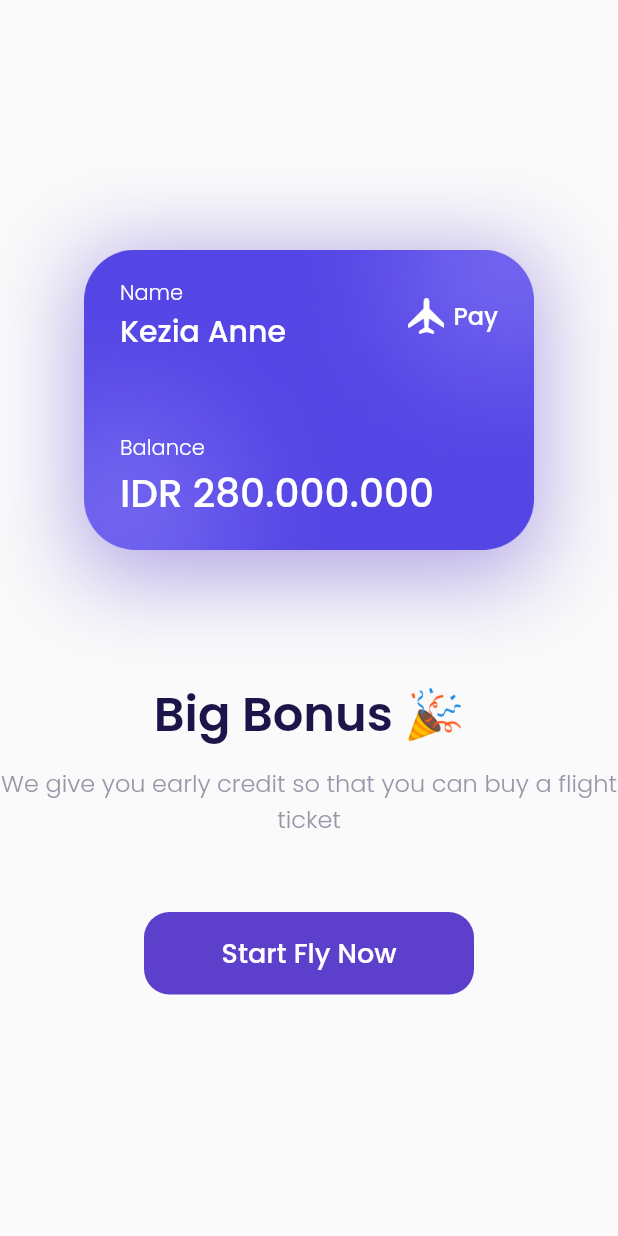
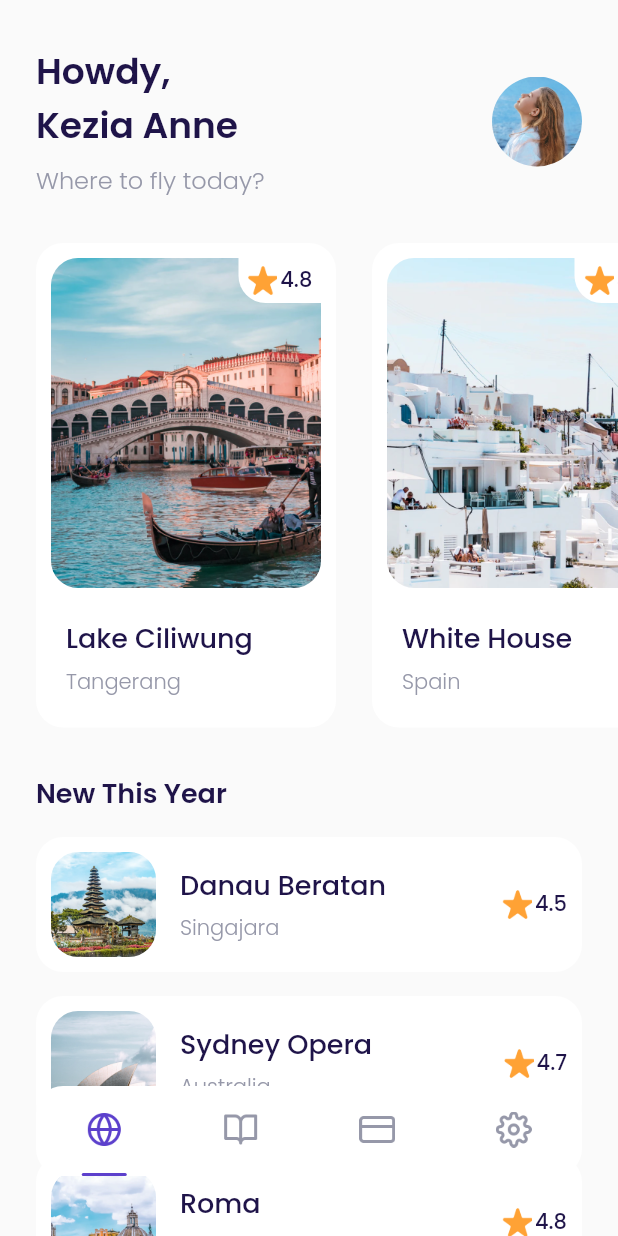
Before and after one commit to alvintriseptia/bwa_travel_app, a Flutter app: the screen it shows after launch, on a phone screen of 412 x 824 dp. Run offline on Flutter 3.47's test engine with Material 2 defaults, Android fonts, the phone set to English and light mode, and no system bars; our stand-ins replace google_fonts.

Commit message:
slicing home page and create reusable widgets

```diff
--- a/lib/main.dart
+++ b/lib/main.dart
@@ -19,7 +19,7 @@ class MyApp extends StatelessWidget {
       debugShowCheckedModeBanner: false,
       routes: {
         '/': (context) => SplashPage(),
-        '/get-started': (context) => BonusPage(),
+        '/get-started': (context) => MainPage(),
         '/sign-up': (context) => SignUpPage(),
         '/bonus': (context) => BonusPage(),
         '/main': (context) => MainPage(),
--- a/lib/ui/pages/bonus_page.dart
+++ b/lib/ui/pages/bonus_page.dart
@@ -1,5 +1,6 @@
 import 'package:flutter/material.dart';
 import 'package:travel_airplane_app/shared/theme.dart';
+import 'package:travel_airplane_app/ui/widgets/custom_button.dart';
 
 class BonusPage extends StatelessWidget {
   const BonusPage({Key? key}) : super(key: key);
@@ -95,23 +96,13 @@ class BonusPage extends StatelessWidget {
     }
 
     Widget StartButton() {
-      return Container(
-        margin: EdgeInsets.only(top: 50),
-        width: 220,
-        height: 55,
-        child: TextButton(
+      return CustomButton(
+          title: "Start Fly Now",
+          width: 220,
+          margin: EdgeInsets.only(top: 50),
           onPressed: () {
             Navigator.of(context).pushNamed('/main');
-          },
-          style: TextButton.styleFrom(
-            backgroundColor: kPrimaryColor,
-            shape: RoundedRectangleBorder(
-                borderRadius: BorderRadius.circular(defaultRadius)),
-          ),
-          child: Text("Start Fly Now",
-              style: whiteTextStyle.copyWith(fontSize: 18, fontWeight: medium)),
-        ),
-      );
+          });
     }
 
     return Scaffold(
--- /dev/null
+++ b/lib/ui/pages/detail_page.dart
@@ -0,0 +1,10 @@
+import 'package:flutter/material.dart';
+
+class DetailPage extends StatelessWidget {
+  const DetailPage({Key? key}) : super(key: key);
+
+  @override
+  Widget build(BuildContext context) {
+    return Container();
+  }
+}
--- a/lib/ui/pages/get_started_page.dart
+++ b/lib/ui/pages/get_started_page.dart
@@ -1,5 +1,6 @@
 import 'package:flutter/material.dart';
 import 'package:travel_airplane_app/shared/theme.dart';
+import 'package:travel_airplane_app/ui/widgets/custom_button.dart';
 
 class GetStartedPage extends StatelessWidget {
   const GetStartedPage({Key? key}) : super(key: key);
@@ -36,28 +37,13 @@ class GetStartedPage extends StatelessWidget {
                 ),
                 textAlign: TextAlign.center,
               ),
-              Container(
+              CustomButton(
+                title: "Get Started",
                 width: 220,
-                height: 55,
                 margin: EdgeInsets.only(top: 50, bottom: 80),
-                child: TextButton(
-                  onPressed: () {
-                    Navigator.pushNamed(context, '/sign-up');
-                  },
-                  style: TextButton.styleFrom(
-                    backgroundColor: kPrimaryColor,
-                    shape: RoundedRectangleBorder(
-                      borderRadius: BorderRadius.circular(defaultRadius),
-                    ),
-                  ),
-                  child: Text(
-                    "Get Started",
-                    style: whiteTextStyle.copyWith(
-                      fontSize: 18,
-                      fontWeight: medium,
-                    ),
-                  ),
-                ),
+                onPressed: () {
+                  Navigator.pushNamed(context, '/sign-up');
+                },
               )
             ],
           )
--- /dev/null
+++ b/lib/ui/pages/home_page.dart
@@ -0,0 +1,125 @@
+import 'package:flutter/material.dart';
+import 'package:travel_airplane_app/shared/theme.dart';
+import 'package:travel_airplane_app/ui/widgets/destination_card.dart';
+import 'package:travel_airplane_app/ui/widgets/destination_tile.dart';
+
+class HomePage extends StatelessWidget {
+  const HomePage({Key? key}) : super(key: key);
+
+  @override
+  Widget build(BuildContext context) {
+    Widget header() {
+      return Container(
+        margin:
+            EdgeInsets.only(left: defaultMargin, right: defaultMargin, top: 30),
+        child: Row(children: [
+          Expanded(
+            child: Column(
+              crossAxisAlignment: CrossAxisAlignment.start,
+              children: [
+                Text('Howdy,\nKezia Anne',
+                    style: blackTextStyle.copyWith(
+                        fontSize: 24,
+                        fontWeight: semiBold,
+                        overflow: TextOverflow.ellipsis)),
+                SizedBox(height: 6),
+                Text('Where to fly today?',
+                    style:
+                        greyTextStyle.copyWith(fontSize: 16, fontWeight: light))
+              ],
+            ),
+          ),
+          Container(
+            width: 60,
+            height: 60,
+            decoration: BoxDecoration(
+                shape: BoxShape.circle,
+                image: DecorationImage(
+                    image: AssetImage('assets/image_profile.png'))),
+          )
+        ]),
+      );
+    }
+
+    Widget popularDestinations() {
+      return Container(
+        margin: EdgeInsets.only(top: 30),
+        child: SingleChildScrollView(
+          scrollDirection: Axis.horizontal,
+          child: Row(children: [
+            DestinationCard(
+                name: 'Lake Ciliwung',
+                city: 'Tangerang',
+                imageUrl: 'assets/image_destination1.png',
+                rating: 4.8),
+            DestinationCard(
+                name: 'White House',
+                city: 'Spain',
+                imageUrl: 'assets/image_destination2.png',
+                rating: 4.7),
+            DestinationCard(
+                name: 'Hill Heyo',
+                city: 'Monaco',
+                imageUrl: 'assets/image_destination3.png',
+                rating: 4.8),
+            DestinationCard(
+                name: 'Menarra',
+                city: 'Japan',
+                imageUrl: 'assets/image_destination4.png',
+                rating: 5.0),
+            DestinationCard(
+                name: 'Payung Teduh',
+                city: 'Singapore',
+                imageUrl: 'assets/image_destination5.png',
+                rating: 4.8),
+          ]),
+        ),
+      );
+    }
+
+    Widget newDestination() {
+      return Container(
+          margin: EdgeInsets.only(
+              top: 30, left: defaultMargin, right: defaultMargin, bottom: 100),
+          child: Column(
+            crossAxisAlignment: CrossAxisAlignment.start,
+            children: [
+              Text(
+                'New This Year',
+                style:
+                    blackTextStyle.copyWith(fontSize: 18, fontWeight: semiBold),
+              ),
+              DestinationTile(
+                  name: 'Danau Beratan',
+                  city: 'Singajara',
+                  imageUrl: 'assets/image_destination6.png',
+                  rating: 4.5),
+              DestinationTile(
+                  name: 'Sydney Opera',
+                  city: 'Australia',
+                  imageUrl: 'assets/image_destination7.png',
+                  rating: 4.7),
+              DestinationTile(
+                  name: 'Roma',
+                  city: 'Italy',
+                  imageUrl: 'assets/image_destination8.png',
+                  rating: 4.8),
+              DestinationTile(
+                  name: 'Payung Teduh',
+                  city: 'Singapore',
+                  imageUrl: 'assets/image_destination9.png',
+                  rating: 4.5),
+              DestinationTile(
+                  name: 'Hill Heyo',
+                  city: 'Monaco',
+                  imageUrl: 'assets/image_destination10.png',
+                  rating: 4.7),
+            ],
+          ));
+    }
+
+    return ListView(
+      children: [header(), popularDestinations(), newDestination()],
+    );
+  }
+}
--- a/lib/ui/pages/main_page.dart
+++ b/lib/ui/pages/main_page.dart
@@ -1,37 +1,18 @@
 import 'package:flutter/material.dart';
 import 'package:travel_airplane_app/shared/theme.dart';
+import 'package:travel_airplane_app/ui/pages/home_page.dart';
+import 'package:travel_airplane_app/ui/widgets/custom_bottom_navigation_item.dart';
 
 class MainPage extends StatelessWidget {
   const MainPage({Key? key}) : super(key: key);
 
   @override
   Widget build(BuildContext context) {
+    Widget buildContent() {
+      return HomePage();
+    }
+
     Widget CustomButtonNavigation() {
-      Widget Icon(String iconURL, bool active) {
-        return Column(
-          mainAxisAlignment: MainAxisAlignment.spaceBetween,
-          children: [
-            SizedBox(),
-            Container(
-              width: 24,
-              height: 24,
-              decoration: BoxDecoration(
-                image: DecorationImage(
-                  image: AssetImage('assets/${iconURL}'),
-                ),
-              ),
-            ),
-            Container(
-              width: 30,
-              height: 2,
-              decoration: BoxDecoration(
-                  color: active ? kPrimaryColor : kTransparentColor,
-                  borderRadius: BorderRadius.circular(18)),
-            ),
-          ],
-        );
-      }
-
       return Align(
           alignment: Alignment.bottomCenter,
           child: Container(
@@ -46,15 +27,16 @@ class MainPage extends StatelessWidget {
               child: Row(
                 mainAxisAlignment: MainAxisAlignment.spaceAround,
                 children: [
-                  Icon('icon_home.png', true),
-                  Icon('icon_booking.png', false),
-                  Icon('icon_card.png', false),
-                  Icon('icon_settings.png', false),
+                  CustomButtomNavigationItem(
+                      iconURL: 'icon_home.png', active: true),
+                  CustomButtomNavigationItem(iconURL: 'icon_booking.png'),
+                  CustomButtomNavigationItem(iconURL: 'icon_card.png'),
+                  CustomButtomNavigationItem(iconURL: 'icon_settings.png'),
                 ],
               )));
     }
 
     return Scaffold(
-        body: Stack(children: [Text('MainPage'), CustomButtonNavigation()]));
+        body: Stack(children: [buildContent(), CustomButtonNavigation()]));
   }
 }
--- a/lib/ui/pages/sign_up.dart
+++ b/lib/ui/pages/sign_up.dart
@@ -1,5 +1,7 @@
 import 'package:flutter/material.dart';
 import 'package:travel_airplane_app/shared/theme.dart';
+import 'package:travel_airplane_app/ui/widgets/custom_button.dart';
+import 'package:travel_airplane_app/ui/widgets/custom_text_form_field.dart';
 
 class SignUpPage extends StatelessWidget {
   const SignUpPage({Key? key}) : super(key: key);
@@ -16,52 +18,12 @@ class SignUpPage extends StatelessWidget {
       );
     }
 
-    Widget InputSection(
-        {required String label,
-        required String hint,
-        bool obscureText = false}) {
-      return Container(
-          margin: EdgeInsets.only(bottom: 20),
-          child: Column(
-            crossAxisAlignment: CrossAxisAlignment.start,
-            children: [
-              Text(label, style: blackTextStyle),
-              SizedBox(
-                height: 6,
-              ),
-              TextFormField(
-                cursorColor: kBlackColor,
-                obscureText: obscureText,
-                decoration: InputDecoration(
-                    hintText: hint,
-                    border: OutlineInputBorder(
-                        borderRadius: BorderRadius.circular(defaultRadius)),
-                    focusedBorder: OutlineInputBorder(
-                        borderSide: BorderSide(color: kPrimaryColor),
-                        borderRadius: BorderRadius.circular(defaultRadius))),
-              )
-            ],
-          ));
-    }
-
     Widget SubmitButton() {
-      return Container(
-        margin: EdgeInsets.only(top: 30),
-        width: double.infinity,
-        height: 55,
-        child: TextButton(
+      return CustomButton(
+          title: "Get Started",
           onPressed: () {
-            Navigator.of(context).pushNamed('/bonus');
-          },
-          style: TextButton.styleFrom(
-            backgroundColor: kPrimaryColor,
-            shape: RoundedRectangleBorder(
-                borderRadius: BorderRadius.circular(defaultRadius)),
-          ),
-          child: Text("Get Started",
-              style: whiteTextStyle.copyWith(fontSize: 18, fontWeight: medium)),
-        ),
-      );
+            Navigator.pushNamed(context, '/bonus');
+          });
     }
 
     Widget TermsAndCondition() {
@@ -86,11 +48,12 @@ class SignUpPage extends StatelessWidget {
             children: [
               Title(),
               SizedBox(height: 60),
-              InputSection(label: "Full Name", hint: "Your full name"),
-              InputSection(label: "Email Address", hint: "Your email address"),
-              InputSection(
+              CustomTextFormField(label: "Full Name", hint: "Your full name"),
+              CustomTextFormField(
+                  label: "Email Address", hint: "Your email address"),
+              CustomTextFormField(
                   label: "Password", hint: "Your password", obscureText: true),
-              InputSection(label: "Hobby", hint: "Your hobby"),
+              CustomTextFormField(label: "Hobby", hint: "Your hobby"),
               SubmitButton(),
               TermsAndCondition(),
             ],
--- /dev/null
+++ b/lib/ui/widgets/custom_bottom_navigation_item.dart
@@ -0,0 +1,37 @@
+import 'package:flutter/material.dart';
+import 'package:travel_airplane_app/shared/theme.dart';
+
+class CustomButtomNavigationItem extends StatelessWidget {
+  final String iconURL;
+  final bool active;
+
+  const CustomButtomNavigationItem(
+      {Key? key, required this.iconURL, this.active = false})
+      : super(key: key);
+
+  @override
+  Widget build(BuildContext context) {
+    return Column(
+      mainAxisAlignment: MainAxisAlignment.spaceBetween,
+      children: [
+        SizedBox(),
+        Container(
+          width: 24,
+          height: 24,
+          decoration: BoxDecoration(
+            image: DecorationImage(
+              image: AssetImage('assets/${iconURL}'),
+            ),
+          ),
+        ),
+        Container(
+          width: 30,
+          height: 2,
+          decoration: BoxDecoration(
+              color: active ? kPrimaryColor : kTransparentColor,
+              borderRadius: BorderRadius.circular(18)),
+        ),
+      ],
+    );
+  }
+}
--- /dev/null
+++ b/lib/ui/widgets/custom_button.dart
@@ -0,0 +1,41 @@
+import 'package:flutter/material.dart';
+import 'package:travel_airplane_app/shared/theme.dart';
+
+class CustomButton extends StatelessWidget {
+  final String title;
+  final double width;
+  final EdgeInsets margin;
+  final void Function() onPressed;
+  const CustomButton(
+      {Key? key,
+      required this.title,
+      this.width = double.infinity,
+      this.margin = EdgeInsets.zero,
+      required this.onPressed})
+      : super(key: key);
+
+  @override
+  Widget build(BuildContext context) {
+    return Container(
+      width: width,
+      height: 55,
+      margin: margin,
+      child: TextButton(
+        onPressed: onPressed,
+        style: TextButton.styleFrom(
+          backgroundColor: kPrimaryColor,
+          shape: RoundedRectangleBorder(
+            borderRadius: BorderRadius.circular(defaultRadius),
+          ),
+        ),
+        child: Text(
+          "Get Started",
+          style: whiteTextStyle.copyWith(
+            fontSize: 18,
+            fontWeight: medium,
+          ),
+        ),
+      ),
+    );
+  }
+}
--- /dev/null
+++ b/lib/ui/widgets/custom_text_form_field.dart
@@ -0,0 +1,41 @@
+import 'package:flutter/material.dart';
+import 'package:travel_airplane_app/shared/theme.dart';
+
+class CustomTextFormField extends StatelessWidget {
+  final String label;
+  final String hint;
+  final bool obscureText;
+
+  const CustomTextFormField(
+      {Key? key,
+      required this.label,
+      required this.hint,
+      this.obscureText = false})
+      : super(key: key);
+
+  @override
+  Widget build(BuildContext context) {
+    return Container(
+        margin: EdgeInsets.only(bottom: 20),
+        child: Column(
+          crossAxisAlignment: CrossAxisAlignment.start,
+          children: [
+            Text(label, style: blackTextStyle),
+            SizedBox(
+              height: 6,
+            ),
+            TextFormField(
+              cursorColor: kBlackColor,
+              obscureText: obscureText,
+              decoration: InputDecoration(
+                  hintText: hint,
+                  border: OutlineInputBorder(
+                      borderRadius: BorderRadius.circular(defaultRadius)),
+                  focusedBorder: OutlineInputBorder(
+                      borderSide: BorderSide(color: kPrimaryColor),
+                      borderRadius: BorderRadius.circular(defaultRadius))),
+            )
+          ],
+        ));
+  }
+}
--- /dev/null
+++ b/lib/ui/widgets/destination_card.dart
@@ -0,0 +1,89 @@
+import 'package:flutter/material.dart';
+import 'package:travel_airplane_app/shared/theme.dart';
+
+class DestinationCard extends StatelessWidget {
+  final String name;
+  final String city;
+  final String imageUrl;
+  final double rating;
+
+  const DestinationCard({
+    Key? key,
+    required this.name,
+    required this.city,
+    required this.imageUrl,
+    this.rating = 0.0,
+  }) : super(key: key);
+
+  @override
+  Widget build(BuildContext context) {
+    return Container(
+        width: 200,
+        height: 323,
+        margin: EdgeInsets.only(left: defaultMargin),
+        padding: EdgeInsets.all(10),
+        decoration: BoxDecoration(
+            borderRadius: BorderRadius.circular(18), color: kWhiteColor),
+        child: Column(
+          crossAxisAlignment: CrossAxisAlignment.start,
+          children: [
+            Container(
+              width: 180,
+              height: 220,
+              margin: EdgeInsets.only(bottom: 20),
+              decoration: BoxDecoration(
+                borderRadius: BorderRadius.circular(18),
+                image: DecorationImage(image: AssetImage(imageUrl)),
+              ),
+              child: Align(
+                alignment: Alignment.topRight,
+                child: Container(
+                    width: 55,
+                    height: 30,
+                    decoration: BoxDecoration(
+                        color: kWhiteColor,
+                        borderRadius:
+                            BorderRadius.only(bottomLeft: Radius.circular(18))),
+                    child: Row(
+                      crossAxisAlignment: CrossAxisAlignment.center,
+                      mainAxisAlignment: MainAxisAlignment.center,
+                      children: [
+                        Container(
+                          width: 20,
+                          height: 20,
+                          decoration: BoxDecoration(
+                              image: DecorationImage(
+                                  image: AssetImage('assets/icon_star.png'))),
+                        ),
+                        SizedBox(width: 2),
+                        Text(
+                          rating.toString(),
+                          style: blackTextStyle.copyWith(fontWeight: medium),
+                        )
+                      ],
+                    )),
+              ),
+            ),
+            Container(
+                margin: EdgeInsets.only(left: 10),
+                child: Column(
+                  crossAxisAlignment: CrossAxisAlignment.start,
+                  children: [
+                    Text(
+                      name,
+                      style: blackTextStyle.copyWith(
+                          fontSize: 18, fontWeight: medium),
+                    ),
+                    SizedBox(
+                      height: 5,
+                    ),
+                    Text(
+                      city,
+                      style: greyTextStyle.copyWith(fontWeight: light),
+                    )
+                  ],
+                ))
+          ],
+        ));
+  }
+}
--- /dev/null
+++ b/lib/ui/widgets/destination_tile.dart
@@ -0,0 +1,73 @@
+import 'package:flutter/material.dart';
+import 'package:travel_airplane_app/shared/theme.dart';
+
+class DestinationTile extends StatelessWidget {
+  final String name;
+  final String city;
+  final String imageUrl;
+  final double rating;
+
+  const DestinationTile({
+    Key? key,
+    required this.name,
+    required this.city,
+    required this.imageUrl,
+    this.rating = 0.0,
+  }) : super(key: key);
+
+  @override
+  Widget build(BuildContext context) {
+    return Container(
+      margin: EdgeInsets.only(top: 16),
+      padding: EdgeInsets.all(10),
+      decoration: BoxDecoration(
+        color: kWhiteColor,
+        borderRadius: BorderRadius.circular(18),
+      ),
+      child: Row(children: [
+        Container(
+          width: 70,
+          height: 70,
+          margin: EdgeInsets.only(right: 16),
+          decoration: BoxDecoration(
+            borderRadius: BorderRadius.circular(18),
+            image:
+                DecorationImage(fit: BoxFit.cover, image: AssetImage(imageUrl)),
+          ),
+        ),
+        Expanded(
+          child: Column(
+            crossAxisAlignment: CrossAxisAlignment.start,
+            children: [
+              Text(
+                name,
+                style:
+                    blackTextStyle.copyWith(fontSize: 18, fontWeight: medium),
+              ),
+              SizedBox(height: 5),
+              Text(city, style: greyTextStyle.copyWith(fontWeight: light)),
+            ],
+          ),
+        ),
+        Row(
+          crossAxisAlignment: CrossAxisAlignment.center,
+          mainAxisAlignment: MainAxisAlignment.center,
+          children: [
+            Container(
+              width: 20,
+              height: 20,
+              decoration: BoxDecoration(
+                  image: DecorationImage(
+                      image: AssetImage('assets/icon_star.png'))),
+            ),
+            SizedBox(width: 2),
+            Text(
+              rating.toString(),
+              style: blackTextStyle.copyWith(fontWeight: medium),
+            )
+          ],
+        )
+      ]),
+    );
+  }
+}
```
